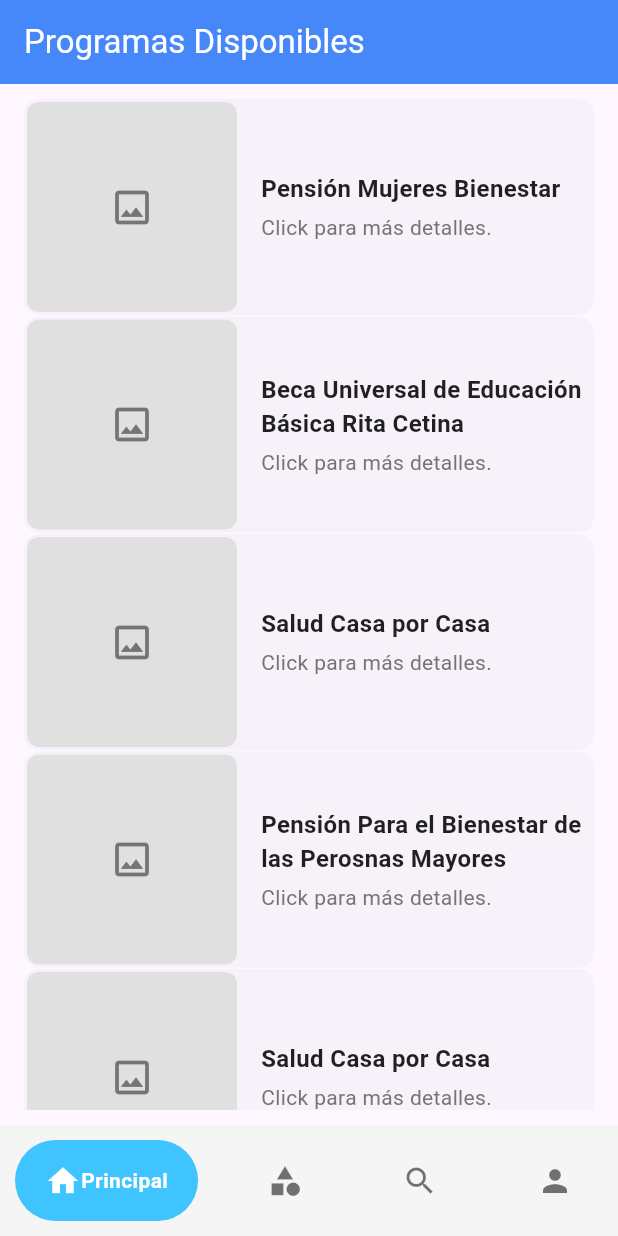
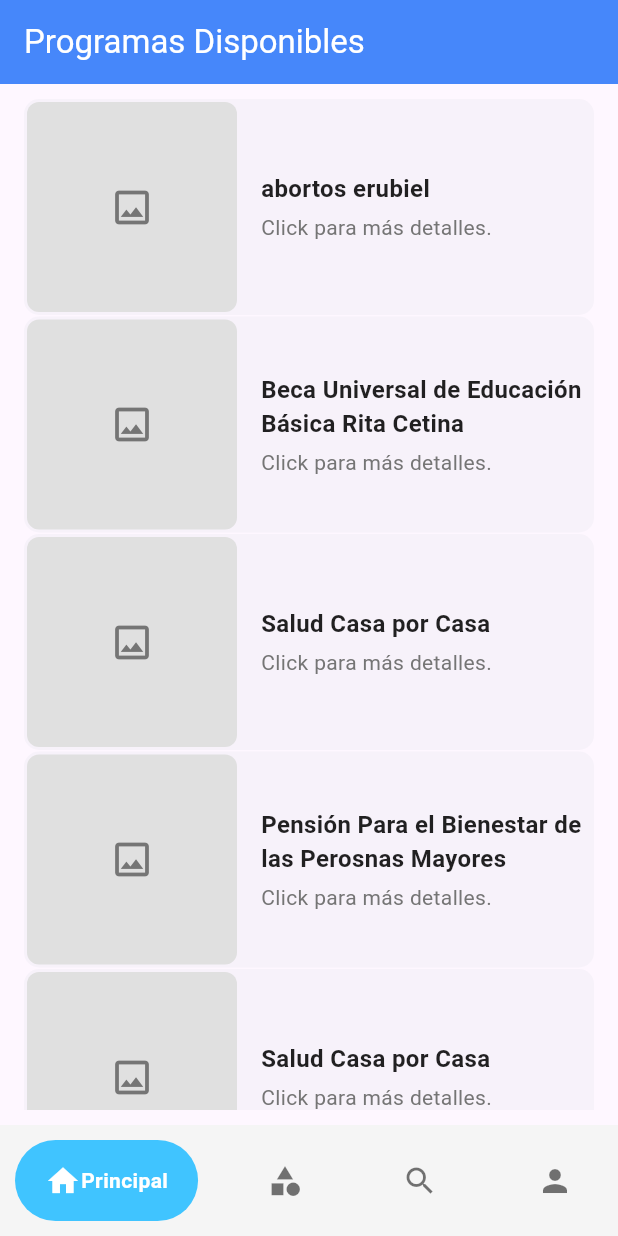
Before and after one commit to Xokas-2/HackatonPruebas, a Flutter app: the screen it shows after launch, on a phone screen of 412 x 824 dp. Run offline on Flutter 3.47's test engine with Material 3 defaults, Android fonts, the phone set to English and light mode, and no system bars; drawn by our look-alikes of google_nav_bar.

Commit message:
cambio 1

```diff
--- a/lib/home_page_content.dart
+++ b/lib/home_page_content.dart
@@ -14,7 +14,7 @@ class PrincipalPage extends StatelessWidget {
 
   // Lista de datos de ejemplo para simular los elementos de la lista
   final List<Programas> programastList = const [
-    Programas(nombre: 'Pensión Mujeres Bienestar', desc: 'Click para más detalles.'),
+    Programas(nombre: 'abortos erubiel', desc: 'Click para más detalles.'),
     Programas(nombre: 'Beca Universal de Educación Básica Rita Cetina', desc: 'Click para más detalles.'),
     Programas(nombre: 'Salud Casa por Casa', desc: 'Click para más detalles.'),
     Programas(nombre: 'Pensión Para el Bienestar de las Perosnas Mayores', desc: 'Click para más detalles.'),
```
